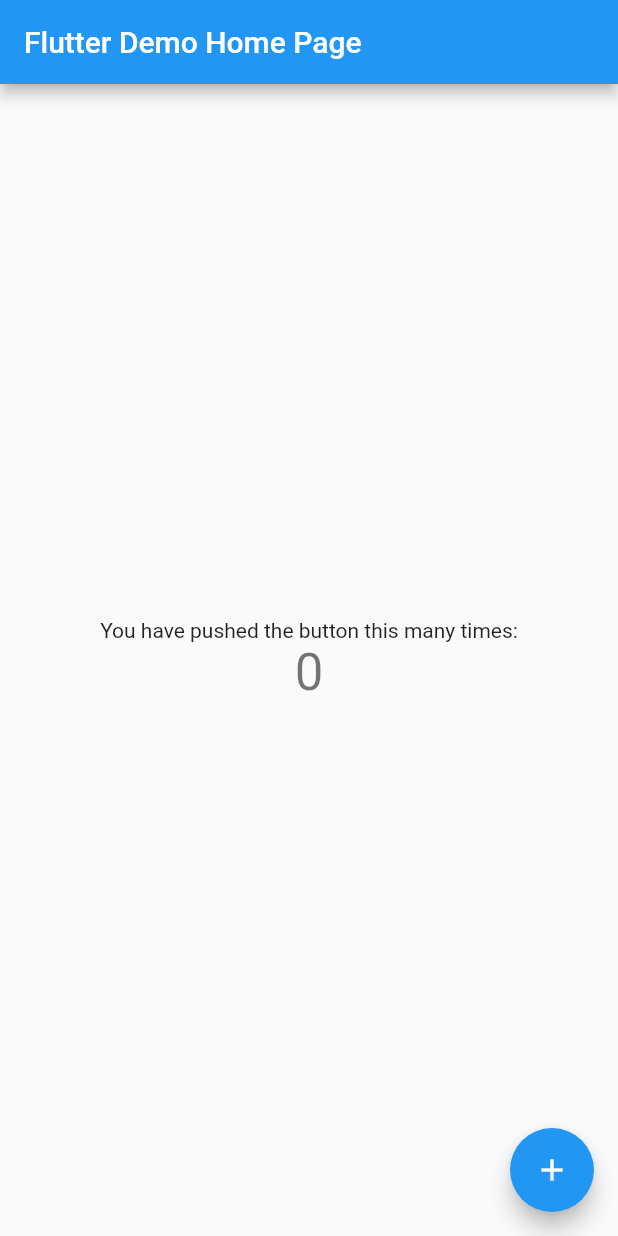
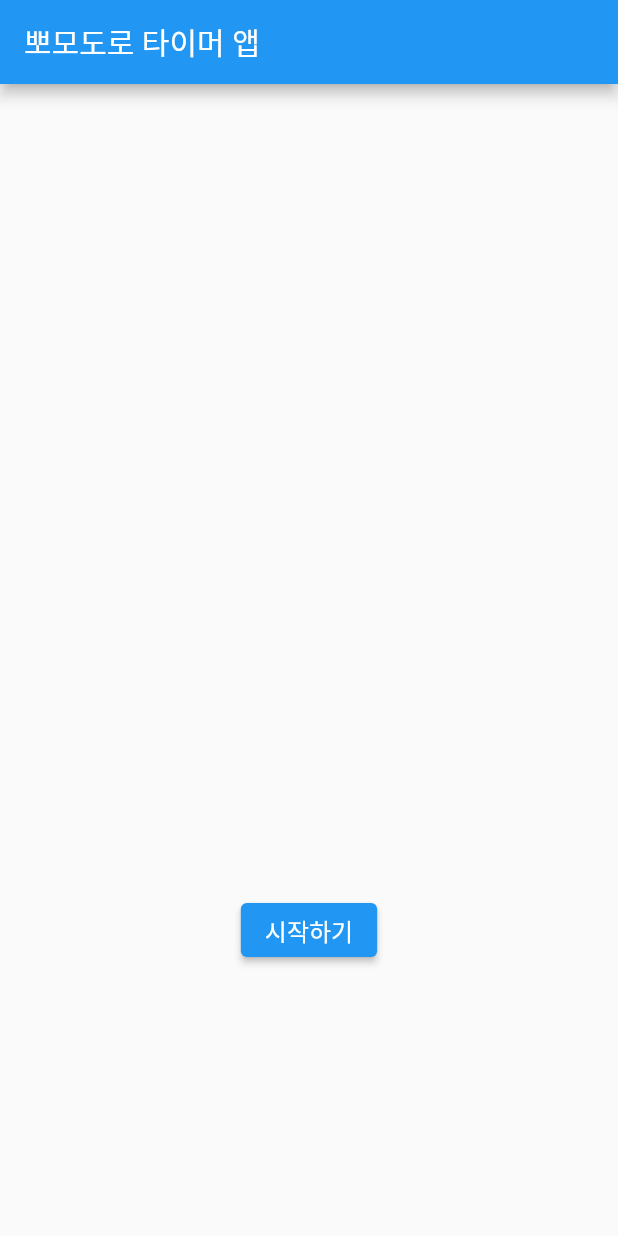
Before and after one commit to jhkim0122/flutter_exercise, a Flutter app: the screen it shows after launch, on a phone screen of 412 x 824 dp. Run offline on Flutter 3.47's test engine with Material 2 defaults, Android fonts, the phone set to English and light mode, and no system bars; our stand-ins replace sprintf.

Commit message:
[feat] Created pomodoro timer

```diff
--- a/pomodoro_timer/lib/main.dart
+++ b/pomodoro_timer/lib/main.dart
@@ -1,4 +1,6 @@
 import 'package:flutter/material.dart';
+
+import 'screens/timer_screen.dart';
 
 void main() {
   runApp(const MyApp());
@@ -11,105 +13,11 @@ class MyApp extends StatelessWidget {
   @override
   Widget build(BuildContext context) {
     return MaterialApp(
-      title: 'Flutter Demo',
+      title: 'Pomodoro Timer App',
       theme: ThemeData(
-        // This is the theme of your application.
-        //
-        // Try running your application with "flutter run". You'll see the
-        // application has a blue toolbar. Then, without quitting the app, try
-        // changing the primarySwatch below to Colors.green and then invoke
-        // "hot reload" (press "r" in the console where you ran "flutter run",
-        // or simply save your changes to "hot reload" in a Flutter IDE).
-        // Notice that the counter didn't reset back to zero; the application
-        // is not restarted.
         primarySwatch: Colors.blue,
       ),
-      home: const MyHomePage(title: 'Flutter Demo Home Page'),
+      home: TimerScreen(),
     );
   }
 }
-
-class MyHomePage extends StatefulWidget {
-  const MyHomePage({Key? key, required this.title}) : super(key: key);
-
-  // This widget is the home page of your application. It is stateful, meaning
-  // that it has a State object (defined below) that contains fields that affect
-  // how it looks.
-
-  // This class is the configuration for the state. It holds the values (in this
-  // case the title) provided by the parent (in this case the App widget) and
-  // used by the build method of the State. Fields in a Widget subclass are
-  // always marked "final".
-
-  final String title;
-
-  @override
-  State<MyHomePage> createState() => _MyHomePageState();
-}
-
-class _MyHomePageState extends State<MyHomePage> {
-  int _counter = 0;
-
-  void _incrementCounter() {
-    setState(() {
-      // This call to setState tells the Flutter framework that something has
-      // changed in this State, which causes it to rerun the build method below
-      // so that the display can reflect the updated values. If we changed
-      // _counter without calling setState(), then the build method would not be
-      // called again, and so nothing would appear to happen.
-      _counter++;
-    });
-  }
-
-  @override
-  Widget build(BuildContext context) {
-    // This method is rerun every time setState is called, for instance as done
-    // by the _incrementCounter method above.
-    //
-    // The Flutter framework has been optimized to make rerunning build methods
-    // fast, so that you can just rebuild anything that needs updating rather
-    // than having to individually change instances of widgets.
-    return Scaffold(
-      appBar: AppBar(
-        // Here we take the value from the MyHomePage object that was created by
-        // the App.build method, and use it to set our appbar title.
-        title: Text(widget.title),
-      ),
-      body: Center(
-        // Center is a layout widget. It takes a single child and positions it
-        // in the middle of the parent.
-        child: Column(
-          // Column is also a layout widget. It takes a list of children and
-          // arranges them vertically. By default, it sizes itself to fit its
-          // children horizontally, and tries to be as tall as its parent.
-          //
-          // Invoke "debug painting" (press "p" in the console, choose the
-          // "Toggle Debug Paint" action from the Flutter Inspector in Android
-          // Studio, or the "Toggle Debug Paint" command in Visual Studio Code)
-          // to see the wireframe for each widget.
-          //
-          // Column has various properties to control how it sizes itself and
-          // how it positions its children. Here we use mainAxisAlignment to
-          // center the children vertically; the main axis here is the vertical
-          // axis because Columns are vertical (the cross axis would be
-          // horizontal).
-          mainAxisAlignment: MainAxisAlignment.center,
-          children: <Widget>[
-            const Text(
-              'You have pushed the button this many times:',
-            ),
-            Text(
-              '$_counter',
-              style: Theme.of(context).textTheme.headline4,
-            ),
-          ],
-        ),
-      ),
-      floatingActionButton: FloatingActionButton(
-        onPressed: _incrementCounter,
-        tooltip: 'Increment',
-        child: const Icon(Icons.add),
-      ), // This trailing comma makes auto-formatting nicer for build methods.
-    );
-  }
-}
--- /dev/null
+++ b/pomodoro_timer/lib/screens/timer_screen.dart
@@ -0,0 +1,167 @@
+
+import 'dart:async';
+
+import 'package:flutter/material.dart';
+import 'package:sprintf/sprintf.dart';
+
+enum TimerStatus{
+  running,
+  paused,
+  stopped,
+  resting
+}
+
+class TimerScreen extends StatefulWidget {
+  TimerScreen({Key? key}):super(key:key);
+
+  @override
+  _TimerScreenState createState() => _TimerScreenState();
+}
+
+class _TimerScreenState extends State<TimerScreen>{
+  static const WORK_SECONDS = 25;
+  static const REST_SECONDS = 5;
+
+  late TimerStatus _timerStatus;
+  late int _timer;
+  late int _pomodoroCount;
+
+  @override
+  void initState() {
+    super.initState();
+    _timerStatus = TimerStatus.stopped;
+    _timer = WORK_SECONDS;
+    _pomodoroCount = 0;
+
+  }
+
+  @override
+  Widget build(BuildContext context){
+    return Scaffold(
+      appBar: AppBar(
+        title: Text("뽀모도로 타이머 앱"),
+        backgroundColor : _timerStatus == TimerStatus.resting ? Colors.green : Colors.blue
+      ),
+      body: Column(
+        mainAxisAlignment: MainAxisAlignment.spaceAround,
+        children:[
+          Container(
+            height: MediaQuery.of(context).size.height % 0.5,
+            width: MediaQuery.of(context).size.width * 0.6,
+            child: Center(
+              child: Text(
+                secondsToString(_timer),
+                style: TextStyle(color: Colors.white, fontSize: 48, fontWeight: FontWeight.bold)
+              ),
+            ),
+            decoration: BoxDecoration(
+              shape: BoxShape.circle,
+              color: _timerStatus == TimerStatus.resting ? Colors.green : Colors.blue
+            ),
+          ),
+          Row(
+            mainAxisAlignment: MainAxisAlignment.center,
+            children: _timerStatus == TimerStatus.resting ? const []
+                : _timerStatus == TimerStatus.stopped ? _stoppedButtons() : _runningButtons()
+          )
+        ]
+      ),
+    );
+  }
+
+  String secondsToString(int seconds){
+    return sprintf("%02d:%02d", [seconds ~/ 60, seconds%60]);
+  }
+
+  List<Widget> _runningButtons() {
+    return <Widget>[
+      ElevatedButton(
+        child: Text(_timerStatus == TimerStatus.paused ? "계속하기" : "일시정지",
+          style: TextStyle(color: Colors.white, fontSize:16)),
+        style: ElevatedButton.styleFrom(primary:Colors.blue),
+        onPressed: _timerStatus == TimerStatus.paused ? resume : pause,
+      ),
+      Padding(
+        padding: EdgeInsets.all(20),
+      ),
+      ElevatedButton(
+        child: Text("포기하기", style: TextStyle(fontSize:16)),
+        style: ElevatedButton.styleFrom(primary:Colors.grey),
+        onPressed:stop,
+      ),
+    ];
+  }
+
+  List<Widget> _stoppedButtons() {
+    return [
+      ElevatedButton(
+        child: Text("시작하기", style: TextStyle(color: Colors.white, fontSize:16)),
+        style:ElevatedButton.styleFrom(primary: _timerStatus == TimerStatus.resting ? Colors.green : Colors.blue),
+        onPressed: run
+      ),
+    ];
+  }
+
+  void run() {
+    setState((){
+      _timerStatus = TimerStatus.running;
+      runTimer();
+    });
+  }
+
+  void rest() {
+    setState((){
+      _timer = REST_SECONDS;
+      _timerStatus = TimerStatus.resting;
+    });
+  }
+
+  void pause() {
+    setState((){
+      _timerStatus = TimerStatus.paused;
+    });
+  }
+
+  void resume() {
+    run();
+  }
+
+  void stop() {
+    setState(() {
+      _timer = WORK_SECONDS;
+      _timerStatus = TimerStatus.stopped;
+    });
+  }
+
+  void runTimer() async{
+    Timer.periodic(const Duration(seconds:1), (Timer t) {
+      switch(_timerStatus){
+        case TimerStatus.paused:
+          t.cancel();
+          break;
+        case TimerStatus.stopped:
+          t.cancel();
+          break;
+        case TimerStatus.running:
+          if(_timer<=0) rest();
+          else setState(() {
+            --_timer;
+          });
+          break;
+        case TimerStatus.resting:
+          if(_timer<=0) {
+            setState(() {
+              ++_pomodoroCount;
+            });
+            t.cancel();
+            stop();
+          } else setState((){
+            --_timer;
+          });
+          break;
+        default:
+          break;
+      }
+    });
+  }
+}
--- a/pomodoro_timer/pubspec.yaml
+++ b/pomodoro_timer/pubspec.yaml
@@ -29,6 +29,8 @@ environment:
 dependencies:
   flutter:
     sdk: flutter
+  sprintf: ^6.0.2
+  fluttertoast: ^8.0.9
 
 
   # The following adds the Cupertino Icons font to your application.
```
Also changed, not shown: pomodoro_timer/pubspec.lock.
